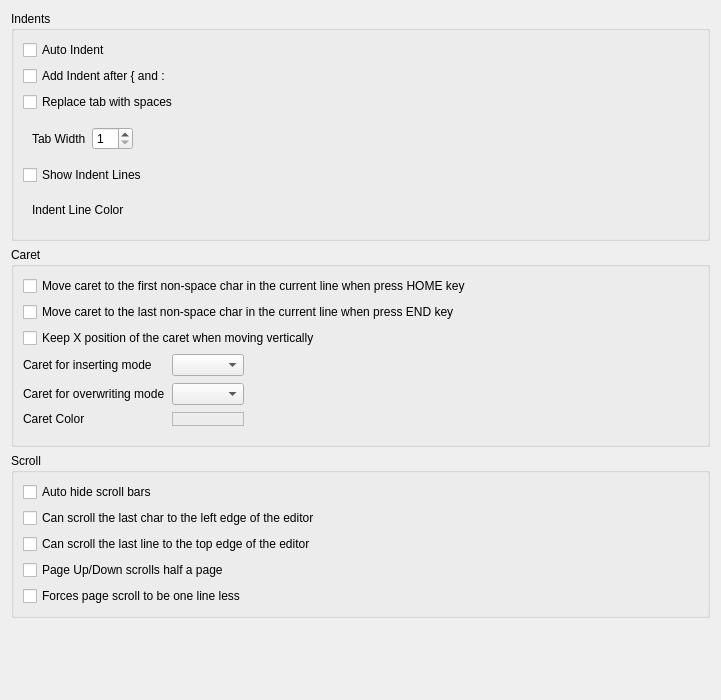
Above: RedPandaIDE/settingsdialog/editorgeneralwidget.ui from royqh1979/RedPanda-CPP before the change. Below: the same form after it.
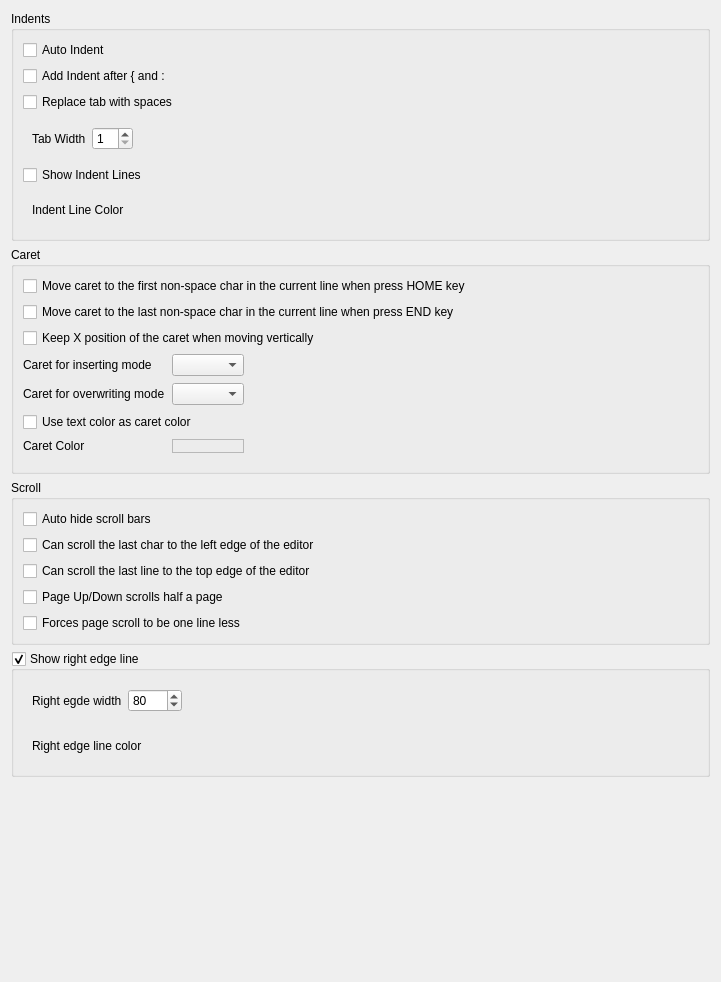
That is the form after the change. Custom widgets are drawn as their Qt base class.

The edit to the form file:
```diff
--- a/RedPandaIDE/settingsdialog/editorgeneralwidget.ui
+++ b/RedPandaIDE/settingsdialog/editorgeneralwidget.ui
@@ -7,7 +7,7 @@
     <x>0</x>
     <y>0</y>
     <width>721</width>
-    <height>700</height>
+    <height>982</height>
    </rect>
   </property>
   <property name="windowTitle">
@@ -43,25 +43,25 @@
       </item>
       <item>
        <widget class="QWidget" name="widget_2" native="true">
-        <layout class="QGridLayout" name="gridLayout">
-         <item row="0" column="1">
-          <widget class="QSpinBox" name="spTabWidth">
-           <property name="minimum">
-            <number>1</number>
-           </property>
-           <property name="maximum">
-            <number>16</number>
-           </property>
-          </widget>
-         </item>
-         <item row="0" column="0">
+        <layout class="QHBoxLayout" name="horizontalLayout">
+         <item>
           <widget class="QLabel" name="lbCaretColor_2">
            <property name="text">
             <string>Tab Width</string>
            </property>
           </widget>
          </item>
-         <item row="0" column="2">
+         <item>
+          <widget class="QSpinBox" name="spTabWidth">
+           <property name="minimum">
+            <number>1</number>
+           </property>
+           <property name="maximum">
+            <number>16</number>
+           </property>
+          </widget>
+         </item>
+         <item>
           <spacer name="horizontalSpacer_2">
            <property name="orientation">
             <enum>Qt::Horizontal</enum>
@@ -165,15 +165,18 @@
          <property name="spacing">
           <number>7</number>
          </property>
-         <item row="1" column="0">
-          <widget class="QLabel" name="lbCaretForOverwrite">
-           <property name="text">
-            <string>Caret for overwriting mode</string>
-           </property>
-          </widget>
+         <item row="1" column="1">
+          <widget class="QComboBox" name="cbCaretForOverwrite"/>
          </item>
-         <item row="0" column="1">
-          <widget class="QComboBox" name="cbCaretForInsert"/>
+         <item row="3" column="1">
+          <widget class="ColorEdit" name="colorCaret">
+           <property name="frameShape">
+            <enum>QFrame::StyledPanel</enum>
+           </property>
+           <property name="frameShadow">
+            <enum>QFrame::Raised</enum>
+           </property>
+          </widget>
          </item>
          <item row="0" column="0">
           <widget class="QLabel" name="lbCaretForInsert">
@@ -182,38 +185,42 @@
            </property>
           </widget>
          </item>
-         <item row="0" column="2">
-          <spacer name="horizontalSpacer">
-           <property name="orientation">
-            <enum>Qt::Horizontal</enum>
-           </property>
-           <property name="sizeHint" stdset="0">
-            <size>
-             <width>40</width>
-             <height>20</height>
-            </size>
-           </property>
-          </spacer>
+         <item row="0" column="1">
+          <widget class="QComboBox" name="cbCaretForInsert"/>
          </item>
-         <item row="2" column="0">
+         <item row="3" column="0">
           <widget class="QLabel" name="lbCaretColor">
            <property name="text">
             <string>Caret Color</string>
            </property>
           </widget>
          </item>
-         <item row="2" column="1">
-          <widget class="ColorEdit" name="colorCaret">
-           <property name="frameShape">
-            <enum>QFrame::StyledPanel</enum>
+         <item row="0" column="2">
+          <spacer name="horizontalSpacer">
+           <property name="orientation">
+            <enum>Qt::Horizontal</enum>
            </property>
-           <property name="frameShadow">
-            <enum>QFrame::Raised</enum>
+           <property name="sizeHint" stdset="0">
+            <size>
+             <width>40</width>
+             <height>20</height>
+            </size>
            </property>
+          </spacer>
+         </item>
+         <item row="1" column="0">
+          <widget class="QLabel" name="lbCaretForOverwrite">
+           <property name="text">
+            <string>Caret for overwriting mode</string>
+           </property>
           </widget>
          </item>
-         <item row="1" column="1">
-          <widget class="QComboBox" name="cbCaretForOverwrite"/>
+         <item row="2" column="0" colspan="3">
+          <widget class="QCheckBox" name="chkCaretUseTextColor">
+           <property name="text">
+            <string>Use text color as caret color</string>
+           </property>
+          </widget>
          </item>
         </layout>
        </widget>
@@ -265,6 +272,93 @@
      </layout>
     </widget>
    </item>
+   <item>
+    <widget class="QGroupBox" name="grpRightEdge">
+     <property name="title">
+      <string>Show right edge line</string>
+     </property>
+     <property name="checkable">
+      <bool>true</bool>
+     </property>
+     <layout class="QVBoxLayout" name="verticalLayout_5">
+      <item>
+       <widget class="QWidget" name="widget_4" native="true">
+        <layout class="QHBoxLayout" name="horizontalLayout_2">
+         <item>
+          <widget class="QLabel" name="lbCaretColor_3">
+           <property name="text">
+            <string>Right egde width</string>
+           </property>
+          </widget>
+         </item>
+         <item>
+          <widget class="QSpinBox" name="spRightEdge">
+           <property name="minimum">
+            <number>1</number>
+           </property>
+           <property name="maximum">
+            <number>1000</number>
+           </property>
+           <property name="value">
+            <number>80</number>
+           </property>
+          </widget>
+         </item>
+         <item>
+          <spacer name="horizontalSpacer_3">
+           <property name="orientation">
+            <enum>Qt::Horizontal</enum>
+           </property>
+           <property name="sizeHint" stdset="0">
+            <size>
+             <width>40</width>
+             <height>20</height>
+            </size>
+           </property>
+          </spacer>
+         </item>
+        </layout>
+       </widget>
+      </item>
+      <item>
+       <widget class="QWidget" name="widget_5" native="true">
+        <layout class="QGridLayout" name="gridLayout_5">
+         <item row="0" column="2">
+          <spacer name="horizontalSpacer_5">
+           <property name="orientation">
+            <enum>Qt::Horizontal</enum>
+           </property>
+           <property name="sizeHint" stdset="0">
+            <size>
+             <width>40</width>
+             <height>20</height>
+            </size>
+           </property>
+          </spacer>
+         </item>
+         <item row="0" column="0">
+          <widget class="QLabel" name="lbCaretColor_5">
+           <property name="text">
+            <string>Right edge line color</string>
+           </property>
+          </widget>
+         </item>
+         <item row="0" column="1">
+          <widget class="ColorEdit" name="colorRightEdgeLine">
+           <property name="frameShape">
+            <enum>QFrame::StyledPanel</enum>
+           </property>
+           <property name="frameShadow">
+            <enum>QFrame::Raised</enum>
+           </property>
+          </widget>
+         </item>
+        </layout>
+       </widget>
+      </item>
+     </layout>
+    </widget>
+   </item>
    <item>
     <spacer name="verticalSpacer">
      <property name="orientation">
```
